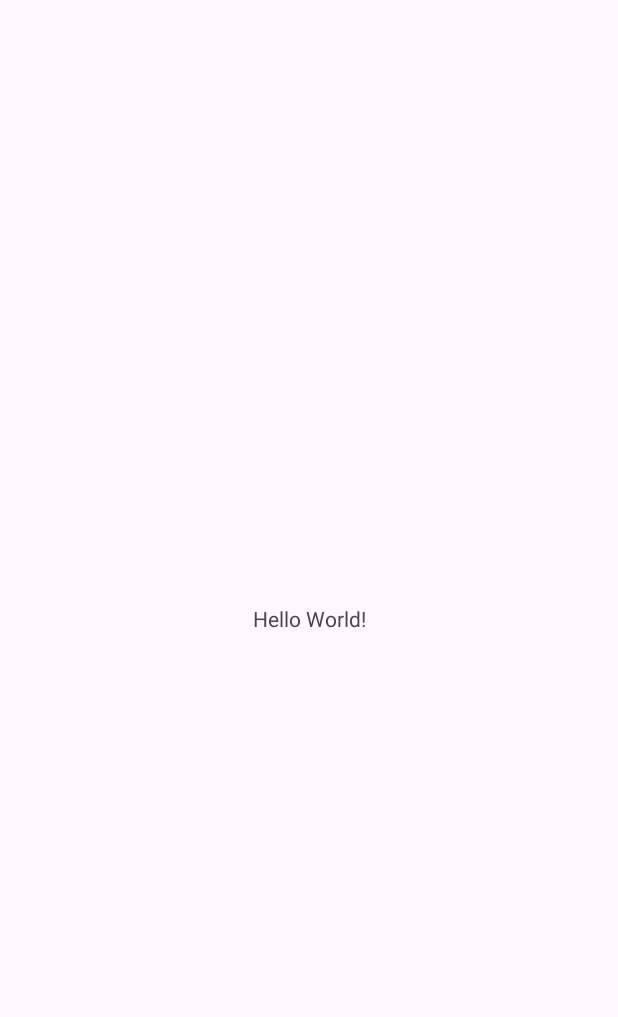
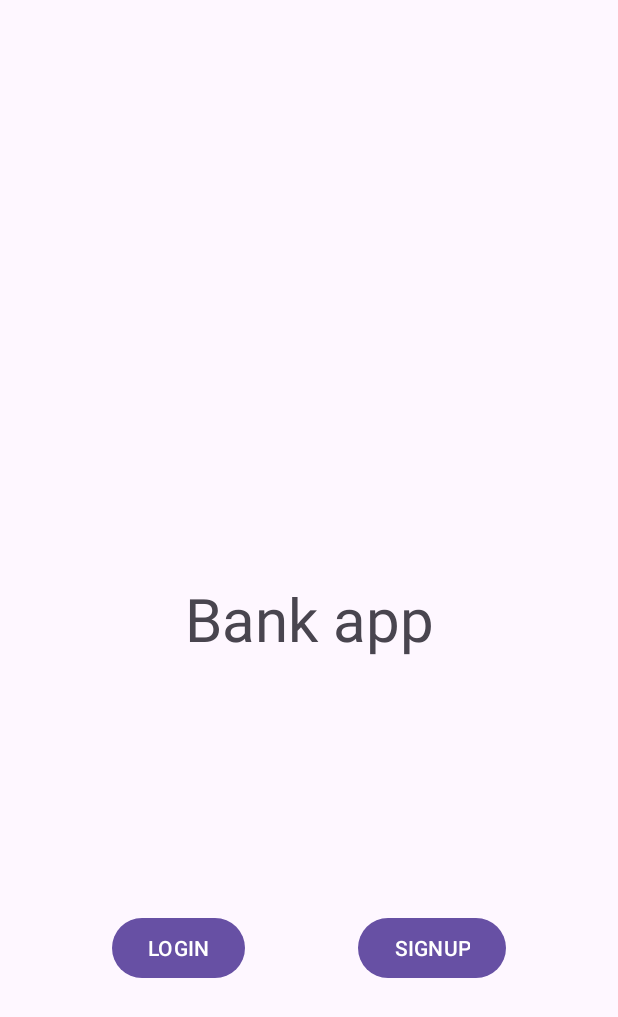
Before and after one commit to albharath99/BankApp, an Android app: the screen it shows after launch (MainActivity), on a phone screen of 412 x 824 dp. Before the commit the part shown is almost empty. Shown: the top 1017 px of the screen. Run offline under Robolectric (Android 15) with nearby library versions, the phone set to English and light mode, and no system bars.

Commit message:
Added main activity UI and Signup page UI

```diff
--- a/app/src/main/AndroidManifest.xml
+++ b/app/src/main/AndroidManifest.xml
@@ -13,6 +13,9 @@
         android:theme="@style/Theme.BankApp"
         tools:targetApi="31">
         <activity
+            android:name=".SignupPage"
+            android:exported="false" />
+        <activity
             android:name=".MainActivity"
             android:exported="true">
             <intent-filter>
--- a/app/src/main/java/com/example/bankapp/MainActivity.kt
+++ b/app/src/main/java/com/example/bankapp/MainActivity.kt
@@ -1,11 +1,24 @@
 package com.example.bankapp
 
+import android.content.Intent
 import androidx.appcompat.app.AppCompatActivity
 import android.os.Bundle
+import android.widget.Button
+import android.widget.EditText
+import android.widget.TextView
+import kotlin.random.Random
 
 class MainActivity : AppCompatActivity() {
+    private lateinit var login: Button
+    private lateinit var signup: Button
     override fun onCreate(savedInstanceState: Bundle?) {
         super.onCreate(savedInstanceState)
         setContentView(R.layout.activity_main)
+
+        signup = findViewById(R.id.signup)
+        signup.setOnClickListener {
+            val intent = Intent(this, SignupPage::class.java)
+            startActivity(intent)
+        }
     }
 }
--- a/app/src/main/res/layout/activity_main.xml
+++ b/app/src/main/res/layout/activity_main.xml
@@ -7,12 +7,37 @@
     tools:context=".MainActivity">
 
     <TextView
+        android:id="@+id/textView"
         android:layout_width="wrap_content"
         android:layout_height="wrap_content"
-        android:text="Hello World!"
+        android:text="Bank app"
         app:layout_constraintBottom_toBottomOf="parent"
         app:layout_constraintEnd_toEndOf="parent"
         app:layout_constraintStart_toStartOf="parent"
-        app:layout_constraintTop_toTopOf="parent" />
+        app:layout_constraintTop_toTopOf="parent"
+        android:textSize="40sp"/>
+
+    <Button
+        android:id="@+id/login"
+        android:layout_width="wrap_content"
+        android:layout_height="wrap_content"
+        app:layout_constraintBottom_toBottomOf="parent"
+        app:layout_constraintStart_toStartOf="parent"
+        app:layout_constraintEnd_toStartOf="@id/signup"
+        app:layout_constraintTop_toBottomOf="@+id/textView"
+        android:text="LOGIN" />
+
+    <Button
+        android:id="@+id/signup"
+        android:layout_width="wrap_content"
+        android:layout_height="wrap_content"
+        app:layout_constraintBottom_toBottomOf="parent"
+        app:layout_constraintEnd_toEndOf="parent"
+        app:layout_constraintStart_toEndOf="@+id/login"
+
+        app:layout_constraintTop_toBottomOf="@+id/textView"
+        android:text="SIGNUP"/>
+
+
 
 </androidx.constraintlayout.widget.ConstraintLayout>
```
Also changed, not shown: app/src/main/java/com/example/bankapp/SignupPage.kt (added, +38 -0 lines), app/src/main/res/layout/activity_signup_page.xml (added, +43 -0 lines).
